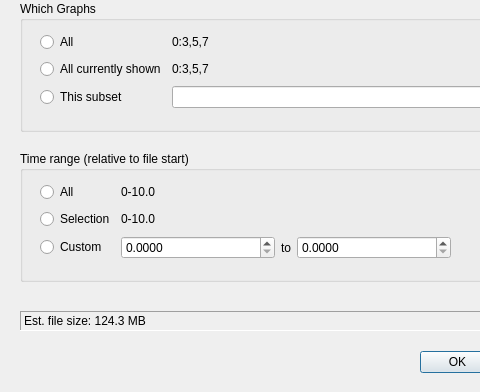
This is Forms/ExportDialog.ui in billkarsh/SpikeGLX as Qt 5 draws it before an edit; both pictures show x 0 to 480 and y 149 to 541 of the 611 by 541 pixel window. The edited form follows.
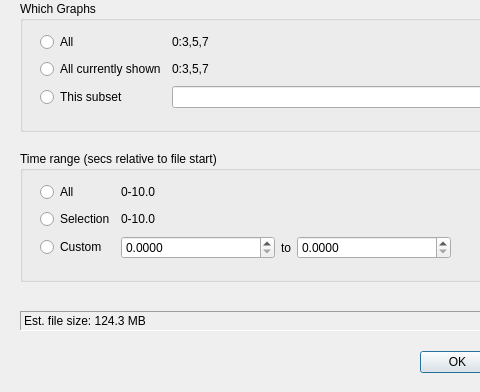
This is the edited form.

Commit message: FVW fix export time span

Patch:
```diff
--- a/Forms/ExportDialog.ui
+++ b/Forms/ExportDialog.ui
@@ -241,7 +241,7 @@
     </rect>
    </property>
    <property name="title">
-    <string>Time range (relative to file start)</string>
+    <string>Time range (secs relative to file start)</string>
    </property>
    <widget class="QWidget" name="gridLayoutWidget_2">
     <property name="geometry">
```
The commit also changes 2 other files.
